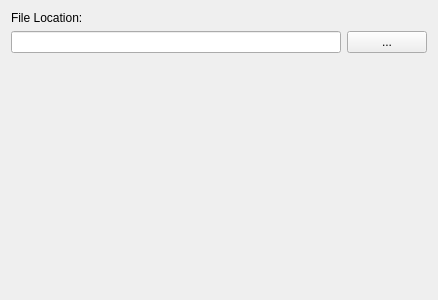
The window that src/klfliblocalfilewidget.ui (CryFeiFei/klatexformula) describes before a commit, drawn with Qt 5.
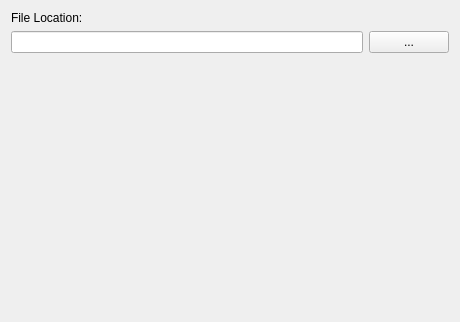
The same window after the commit.

Patch:
```diff
--- a/src/klfliblocalfilewidget.ui
+++ b/src/klfliblocalfilewidget.ui
@@ -6,8 +6,8 @@
    <rect>
     <x>0</x>
     <y>0</y>
-    <width>438</width>
-    <height>300</height>
+    <width>460</width>
+    <height>322</height>
    </rect>
   </property>
   <property name="windowTitle">
```
